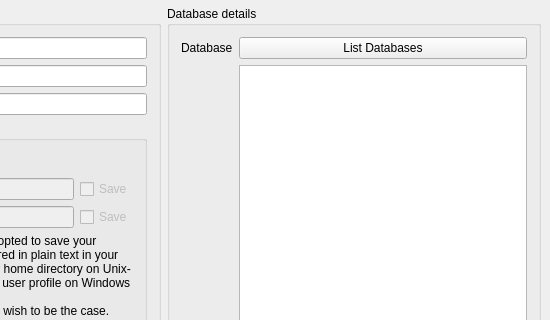
Old version of the form src/ui/qgsmssqlnewconnectionbase.ui in the repository qgis/QGIS; both pictures show x 222 to 772 and y 0 to 320 of the 772 by 520 pixel window.
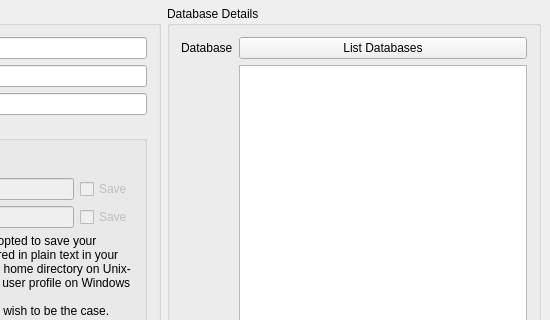
New version of the form. Custom widgets are drawn as their Qt base class.

Diff of the .ui file:
```diff
--- a/src/ui/qgsmssqlnewconnectionbase.ui
+++ b/src/ui/qgsmssqlnewconnectionbase.ui
@@ -202,7 +202,7 @@
    <item row="1" column="1">
     <widget class="QGroupBox" name="groupBox_2">
      <property name="title">
-      <string>Database details</string>
+      <string>Database Details</string>
      </property>
      <layout class="QFormLayout" name="formLayout_3">
       <item row="1" column="1">
```
